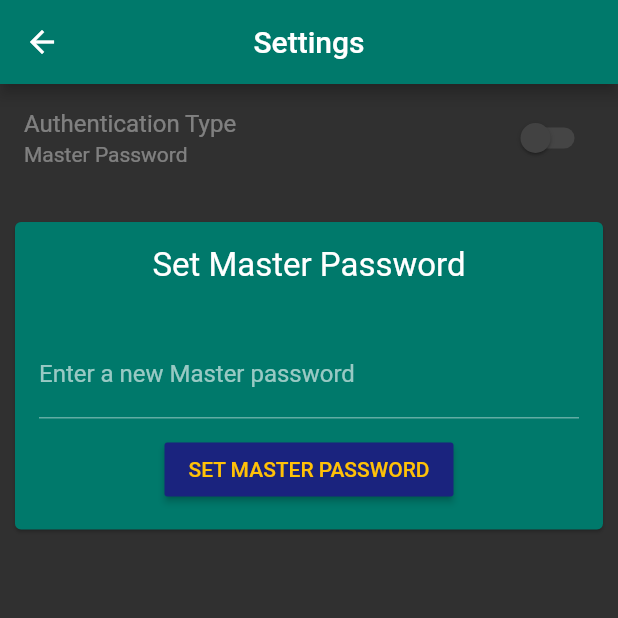
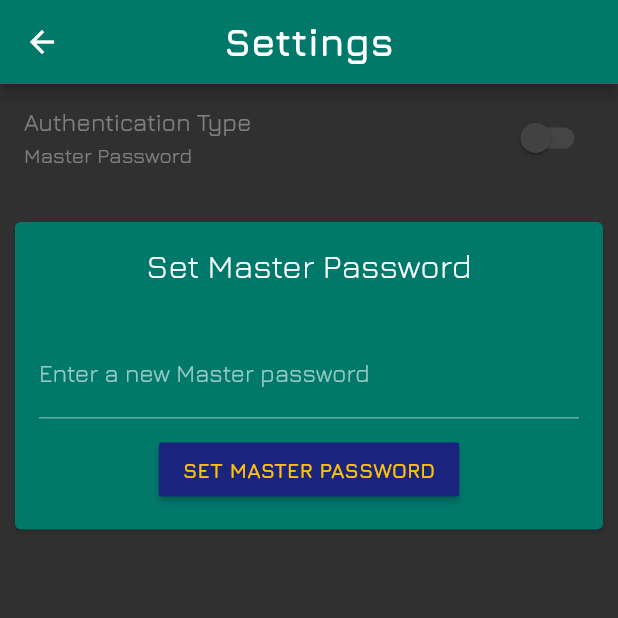
Before and after one commit to Francesco99975/credivault_mobile, a Flutter app: the SettingsScreen screen opened by its route, on a phone screen of 412 x 824 dp, the top half of it. Run offline on Flutter 3.47's test engine with Material 2 defaults, Android fonts, the phone set to English and light mode, and no system bars; our stand-ins replace flushbar, in_app_purchase, local_auth, shared_preferences, sqflite; missing offline and left inert: draggable_flutter_list, pointycastle, rsa_encrypt; accounts and stored records are empty.

Commit message:
added fonts and additional styles

```diff
--- a/lib/screens/settings_screen.dart
+++ b/lib/screens/settings_screen.dart
@@ -17,7 +17,11 @@ class _SettingsScreenState extends State<SettingsScreen> {
     final _remasterController = TextEditingController();
     return Scaffold(
       appBar: AppBar(
-        title: Text("Settings"),
+        title: FittedBox(
+            child: Text(
+          "Settings",
+          style: Theme.of(context).textTheme.headline1,
+        )),
         centerTitle: true,
       ),
       body: Container(
@@ -142,7 +146,11 @@ class _SettingsScreenState extends State<SettingsScreen> {
                                 Navigator.of(context).pop();
                               },
                               child: !_isLoading
-                                  ? const Text("SET MASTER PASSWORD")
+                                  ? Text(
+                                      "SET MASTER PASSWORD",
+                                      style: TextStyle(
+                                          fontWeight: FontWeight.bold),
+                                    )
                                   : CircularProgressIndicator(),
                               color: Theme.of(context).accentColor,
                               textColor: Colors.amber,
--- a/lib/widgets/crypto.dart
+++ b/lib/widgets/crypto.dart
@@ -105,8 +105,12 @@ class _CryptoState extends State<Crypto> {
                     ),
                     RaisedButton(
                       color: Theme.of(context).accentColor,
+                      textColor: Colors.amber,
                       child: !_isLoading
-                          ? Text(_isEncrypt ? "Encrypt" : "Decrypt")
+                          ? Text(
+                              _isEncrypt ? "Encrypt" : "Decrypt",
+                              style: TextStyle(fontWeight: FontWeight.bold),
+                            )
                           : CircularProgressIndicator(
                               backgroundColor: Colors.amber,
                             ),
```
Also changed, not shown: lib/main.dart (+7 -1 lines), lib/screens/add_credential_screen.dart (+13 -4 lines), lib/screens/credentials_database_screen.dart (+9 -2 lines), lib/screens/fast_crypto_screen.dart (+6 -1 lines), lib/widgets/main_drawer.dart (+7 -1 lines), pubspec.yaml (+6 -6 lines), assets/fonts/Jura-Bold.ttf (added), assets/fonts/Jura-Regular.ttf (added).
